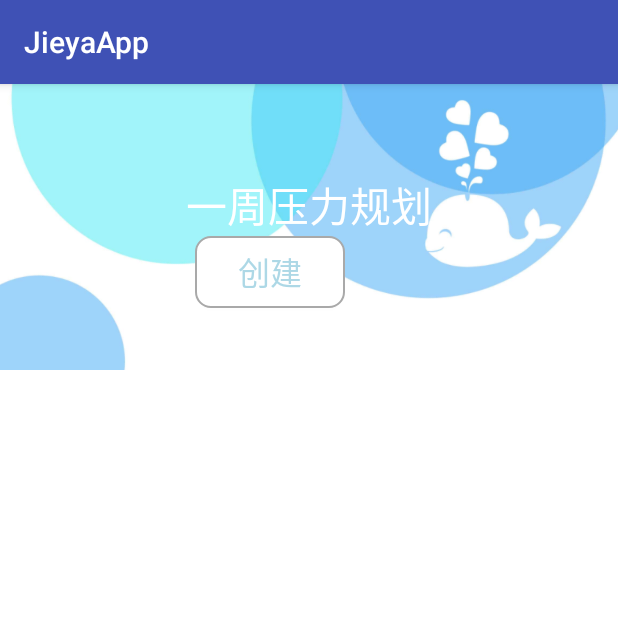
After one commit to uchiyamakoki/Biyesheji, an Android app: the fragment DealFragment shown on its own in the app's theme, on a phone screen of 412 x 824 dp, the top half of it. The commit adds this screen. Run offline under Robolectric (Android 15) with nearby library versions, the phone set to English and light mode, and no system bars.

Commit message:
fragment和相对布局的学习

```diff
--- a/app/src/main/java/jieyaapp/sn/com/jieyaapp/view/activity/MainActivity.java
+++ b/app/src/main/java/jieyaapp/sn/com/jieyaapp/view/activity/MainActivity.java
@@ -10,6 +10,7 @@ import android.widget.FrameLayout;
 import android.widget.TextView;
 
 import jieyaapp.sn.com.jieyaapp.R;
+import jieyaapp.sn.com.jieyaapp.view.fragment.DealFragment;
 import jieyaapp.sn.com.jieyaapp.view.fragment.FirstFragment;
 
 public class MainActivity extends Activity implements View.OnClickListener{
@@ -22,7 +23,8 @@ public class MainActivity extends Activity implements View.OnClickListener{
 
     private FrameLayout ly_content;
 
-    private FirstFragment f1,f2,f3,f4;
+    private FirstFragment f2,f3,f4;
+    private DealFragment f1;
     private FragmentManager fragmentManager;
 
     @Override
@@ -80,7 +82,7 @@ public class MainActivity extends Activity implements View.OnClickListener{
                 selected();
                 tabDeal.setSelected(true);
                 if(f1==null){
-                    f1 = new FirstFragment("第一个Fragment");
+                    f1 = new DealFragment();
                     transaction.add(R.id.fragment_container,f1);
                 }else{
                     transaction.show(f1);
--- /dev/null
+++ b/app/src/main/java/jieyaapp/sn/com/jieyaapp/view/fragment/DealFragment.java
@@ -0,0 +1,23 @@
+package jieyaapp.sn.com.jieyaapp.view.fragment;
+
+import android.app.Fragment;
+import android.os.Bundle;
+import android.view.LayoutInflater;
+import android.view.View;
+import android.view.ViewGroup;
+import android.widget.Button;
+import android.widget.TextView;
+
+import jieyaapp.sn.com.jieyaapp.R;
+
+/**
+ * Created by John on 2018/1/18.
+ */
+public class DealFragment extends Fragment{
+    private Button dButton;
+    public View onCreateView(LayoutInflater inflater, ViewGroup container, Bundle savedInstanceState){
+        View view=inflater.inflate(R.layout.deal_fragment,container,false);
+        dButton=(Button) view.findViewById(R.id.dealbutton1);
+        return view;
+    }
+}
--- /dev/null
+++ b/app/src/main/res/drawable/btn_bg_white.xml
@@ -0,0 +1,21 @@
+<?xml version="1.0" encoding="utf-8"?>
+    <shape xmlns:android="http://schemas.android.com/apk/res/android">
+        <solid android:color="@color/windowBackground"/>
+        <corners android:topLeftRadius="10dip"
+            android:topRightRadius="10dip"
+            android:bottomRightRadius="10dip"
+            android:bottomLeftRadius="10dip" />
+        <!--圆角矩形白色背景-->
+    <padding android:left="1dip"
+        android:right="1dip"
+        android:bottom="1dip"/>
+
+    <stroke android:width="1dip"
+        android:color="@color/darkgrey"
+        />
+    <!--边框宽度-->
+    <size android:width="4dip"
+        android:height="4dip"
+        />
+    <!--边框-->
+    </shape>
--- a/app/src/main/res/layout/content_main.xml
+++ b/app/src/main/res/layout/content_main.xml
@@ -9,7 +9,7 @@
     android:paddingRight="@dimen/activity_horizontal_margin"
     android:paddingTop="@dimen/activity_vertical_margin"
     app:layout_behavior="@string/appbar_scrolling_view_behavior"
-    tools:context="jieyaapp.sn.com.jieyaapp.MainActivity"
+    tools:context=".view.activity.MainActivity"
     tools:showIn="@layout/activity_main">
 
     <TextView
--- /dev/null
+++ b/app/src/main/res/layout/deal_fragment.xml
@@ -0,0 +1,39 @@
+<?xml version="1.0" encoding="utf-8"?>
+<LinearLayout xmlns:android="http://schemas.android.com/apk/res/android"
+    android:orientation="vertical" android:layout_width="match_parent"
+    android:layout_height="match_parent"
+    android:background="@color/transparent">
+    <RelativeLayout
+        android:layout_width="fill_parent"
+        android:layout_height="wrap_content">
+        <ImageView
+            android:id="@+id/dealimg1"
+            android:layout_width="fill_parent"
+            android:layout_height="wrap_content"
+            android:src="@drawable/deal_img"
+            android:scaleType="fitStart"/>
+        <TextView
+            android:id="@+id/textd1"
+            android:layout_width="fill_parent"
+            android:layout_height="wrap_content"
+            android:text="一周压力规划"
+            android:gravity="center"
+            android:textColor="@color/windowBackground"
+            android:textSize="27sp"
+            android:layout_marginTop="60sp"/>
+        <Button
+            android:id="@+id/dealbutton1"
+            android:layout_width="100dip"
+            android:layout_height="wrap_content"
+            android:background="@drawable/btn_bg_white"
+            android:gravity="center"
+            android:text="创建"
+            android:layout_below="@+id/textd1"
+            android:textColor="@color/lightblue"
+            android:layout_marginLeft="130sp"
+            android:textSize="21sp"/>
+
+
+    </RelativeLayout>
+
+</LinearLayout>
--- a/app/src/main/res/values/colors.xml
+++ b/app/src/main/res/values/colors.xml
@@ -14,4 +14,7 @@
     <color name="text_blue">#F0F8FF</color><!--艾利斯兰 -->
     <color name="text_gray">#A9A9A9</color><!--亮灰色 -->
     <color name="transparent">#FFFFFF</color><!--白色 -->
+    <color name="seashell">#FFF5EE</color><!--海贝色 -->
+   <color name="lightblue">#ADD8E6</color><!--亮蓝色 -->
+   <color name="darkgrey">#A9A9A9</color><!--暗灰色 -->
 </resources>
--- a/app/src/main/res/values/strings.xml
+++ b/app/src/main/res/values/strings.xml
@@ -8,7 +8,7 @@
     <string name="nav_item_home">Home</string>
     <string name="nav_item_friends">Friends</string>
     <string name="nav_item_notifications">Messages</string>
-    <string name="infomation">信息</string>
+    <string name="infomation">京都凉皮</string>
 
     <!-- navigation drawer item labels  -->
     <string-array name="nav_drawer_labels">
```
Also changed, not shown: app/src/main/res/drawable/deal_img.png (added).
